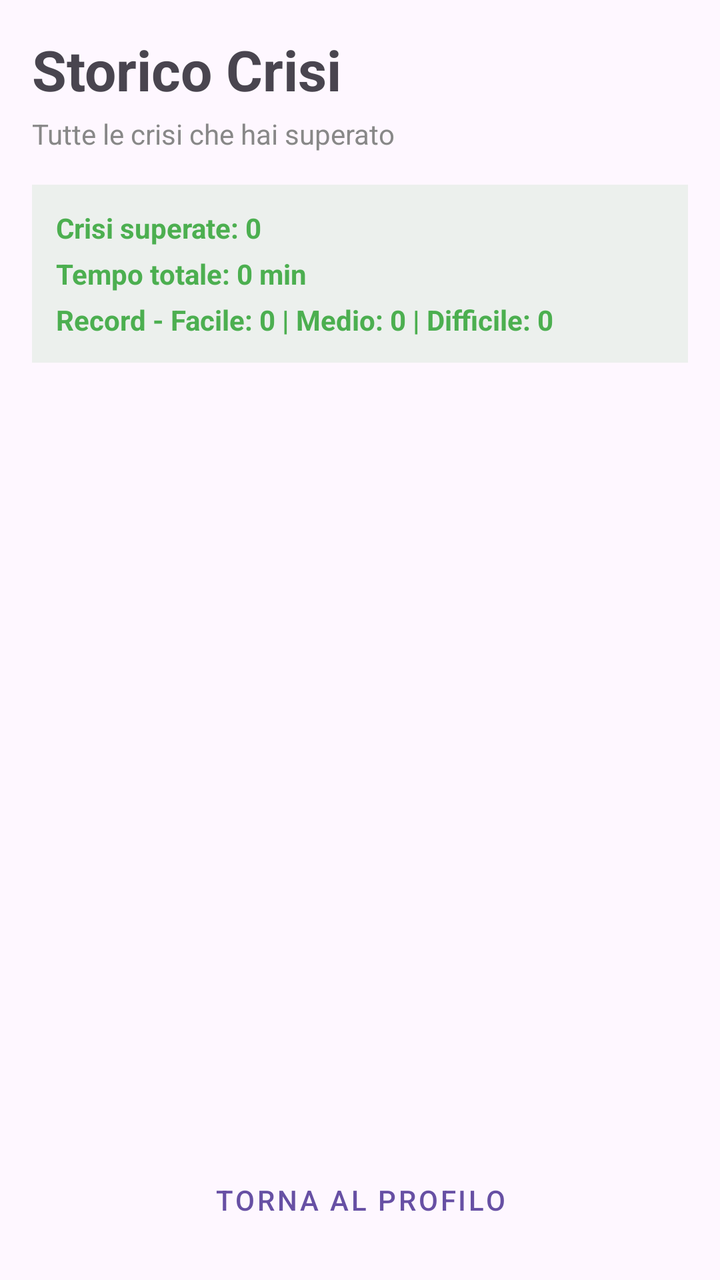
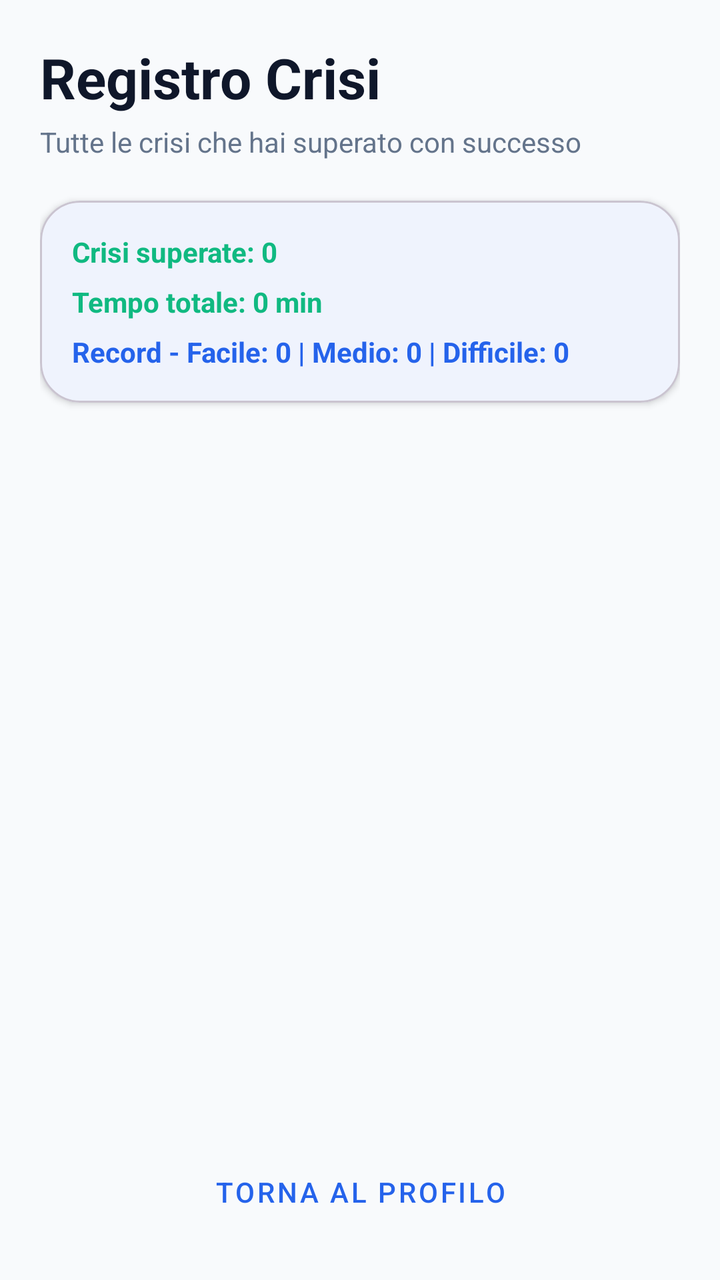

Compare the two renders of this Android layout. The source of the first and the diff that turns it into the second are given below.
<!-- AndroidManifest.xml: application theme Theme.SmokeShield -->
<!-- res/layout/fragment_history.xml -->
<?xml version="1.0" encoding="utf-8"?>
<layout xmlns:android="http://schemas.android.com/apk/res/android"
    xmlns:app="http://schemas.android.com/apk/res-auto">

    <androidx.constraintlayout.widget.ConstraintLayout
        android:layout_width="match_parent"
        android:layout_height="match_parent"
        android:padding="16dp">

        <TextView
            android:id="@+id/tv_history_title"
            android:layout_height="wrap_content"
            android:layout_width="wrap_content"
            android:text="Storico Crisi"
            android:textSize="28sp"
            android:textStyle="bold"
            app:layout_constraintStart_toStartOf="parent"
            app:layout_constraintTop_toTopOf="parent"/>

        <TextView
            android:id="@+id/tv_history_subtitle"
            android:layout_height="wrap_content"
            android:layout_marginTop="4dp"
            android:layout_width="wrap_content"
            android:text="Tutte le crisi che hai superato"
            android:textColor="#888888"
            app:layout_constraintStart_toStartOf="parent"
            app:layout_constraintTop_toBottomOf="@id/tv_history_title"/>

        
        <LinearLayout
            android:id="@+id/ll_stats"
            android:layout_width="match_parent"
            android:layout_height="wrap_content"
            android:orientation="vertical"
            android:layout_marginTop="16dp"
            android:background="#1A4CAF50"
            android:padding="12dp"
            app:layout_constraintTop_toBottomOf="@id/tv_history_subtitle">

            <TextView
                android:id="@+id/tv_stats_crises"
                android:layout_width="wrap_content"
                android:layout_height="wrap_content"
                android:text="Crisi superate: 0"
                android:textStyle="bold"
                android:textColor="#4CAF50"/>

            <TextView
                android:id="@+id/tv_stats_time"
                android:layout_width="wrap_content"
                android:layout_height="wrap_content"
                android:layout_marginTop="4dp"
                android:text="Tempo totale: 0 min"
                android:textStyle="bold"
                android:textColor="#4CAF50"/>

            <TextView
                android:id="@+id/tv_stats_record"
                android:layout_width="wrap_content"
                android:layout_height="wrap_content"
                android:layout_marginTop="4dp"
                android:text="Record - Facile: 0 | Medio: 0 | Difficile: 0"
                android:textStyle="bold"
                android:textColor="#4CAF50"/>
        </LinearLayout>

        
        <androidx.recyclerview.widget.RecyclerView
            android:id="@+id/rv_history"
            android:layout_width="match_parent"
            android:layout_height="0dp"
            android:layout_marginTop="16dp"
            android:layout_marginBottom="16dp"
            app:layout_constraintTop_toBottomOf="@id/ll_stats"
            app:layout_constraintBottom_toTopOf="@id/btn_back_profile" />

        <Button
            android:id="@+id/btn_back_profile"
            android:layout_height="wrap_content"
            android:layout_width="wrap_content"
            android:text="TORNA AL PROFILO"
            app:layout_constraintBottom_toBottomOf="parent"
            app:layout_constraintEnd_toEndOf="parent"
            app:layout_constraintStart_toStartOf="parent"
            style="@style/Widget.MaterialComponents.Button.TextButton"/>

    </androidx.constraintlayout.widget.ConstraintLayout>
</layout>
<!-- resources referenced by this layout -->
<resources>
  <style name="Theme.SmokeShield" parent="Base.Theme.SmokeShield" />
  <style name="Base.Theme.SmokeShield" parent="Theme.Material3.DayNight.NoActionBar">
          <item name="android:windowLayoutInDisplayCutoutMode" tools:targetApi="p">shortEdges</item>
          <item name="android:statusBarColor">?android:attr/colorBackground</item>
          <item name="android:navigationBarColor">?android:attr/colorBackground</item>
      </style>
</resources>

<!-- the commit's change to res/layout/fragment_history.xml (unified diff, before → after) -->
@@ -5,65 +5,74 @@
     <androidx.constraintlayout.widget.ConstraintLayout
         android:layout_width="match_parent"
         android:layout_height="match_parent"
-        android:padding="16dp">
+        android:background="?android:attr/colorBackground"
+        android:padding="20dp">
 
         <TextView
             android:id="@+id/tv_history_title"
+            android:layout_width="wrap_content"
             android:layout_height="wrap_content"
-            android:layout_width="wrap_content"
-            android:text="Storico Crisi"
+            android:text="Registro Crisi"
             android:textSize="28sp"
             android:textStyle="bold"
+            android:textColor="?android:attr/textColorPrimary"
             app:layout_constraintStart_toStartOf="parent"
             app:layout_constraintTop_toTopOf="parent"/>
 
         <TextView
             android:id="@+id/tv_history_subtitle"
+            android:layout_width="wrap_content"
             android:layout_height="wrap_content"
             android:layout_marginTop="4dp"
-            android:layout_width="wrap_content"
-            android:text="Tutte le crisi che hai superato"
-            android:textColor="#888888"
+            android:text="Tutte le crisi che hai superato con successo"
+            android:textColor="?android:attr/textColorSecondary"
             app:layout_constraintStart_toStartOf="parent"
             app:layout_constraintTop_toBottomOf="@id/tv_history_title"/>
 
         
-        <LinearLayout
+        <com.google.android.material.card.MaterialCardView
             android:id="@+id/ll_stats"
             android:layout_width="match_parent"
             android:layout_height="wrap_content"
-            android:orientation="vertical"
-            android:layout_marginTop="16dp"
-            android:background="#1A4CAF50"
-            android:padding="12dp"
+            android:layout_marginTop="20dp"
+            app:cardCornerRadius="20dp"
+            app:cardElevation="2dp"
+            app:cardBackgroundColor="?attr/colorSurface"
             app:layout_constraintTop_toBottomOf="@id/tv_history_subtitle">
 
-            <TextView
-                android:id="@+id/tv_stats_crises"
-                android:layout_width="wrap_content"
+            <LinearLayout
+                android:layout_width="match_parent"
                 android:layout_height="wrap_content"
-                android:text="Crisi superate: 0"
-                android:textStyle="bold"
-                android:textColor="#4CAF50"/>
+                android:orientation="vertical"
+                android:padding="16dp">
 
-            <TextView
-                android:id="@+id/tv_stats_time"
-                android:layout_width="wrap_content"
-                android:layout_height="wrap_content"
-                android:layout_marginTop="4dp"
-                android:text="Tempo totale: 0 min"
-                android:textStyle="bold"
-                android:textColor="#4CAF50"/>
+                <TextView
+                    android:id="@+id/tv_stats_crises"
+                    android:layout_width="wrap_content"
+                    android:layout_height="wrap_content"
+                    android:text="Crisi superate: 0"
+                    android:textStyle="bold"
+                    android:textColor="@color/colorHealth"/>
 
-            <TextView
-                android:id="@+id/tv_stats_record"
-                android:layout_width="wrap_content"
-                android:layout_height="wrap_content"
-                android:layout_marginTop="4dp"
-                android:text="Record - Facile: 0 | Medio: 0 | Difficile: 0"
-                android:textStyle="bold"
-                android:textColor="#4CAF50"/>
-        </LinearLayout>
+                <TextView
+                    android:id="@+id/tv_stats_time"
+                    android:layout_width="wrap_content"
+                    android:layout_height="wrap_content"
+                    android:layout_marginTop="6dp"
+                    android:text="Tempo totale: 0 min"
+                    android:textStyle="bold"
+                    android:textColor="@color/colorHealth"/>
+
+                <TextView
+                    android:id="@+id/tv_stats_record"
+                    android:layout_width="wrap_content"
+                    android:layout_height="wrap_content"
+                    android:layout_marginTop="6dp"
+                    android:text="Record - Facile: 0 | Medio: 0 | Difficile: 0"
+                    android:textStyle="bold"
+                    android:textColor="?attr/colorPrimary"/>
+            </LinearLayout>
+        </com.google.android.material.card.MaterialCardView>
 
         
         <androidx.recyclerview.widget.RecyclerView
@@ -77,13 +86,13 @@
 
         <Button
             android:id="@+id/btn_back_profile"
+            style="@style/Widget.MaterialComponents.Button.TextButton"
+            android:layout_width="wrap_content"
             android:layout_height="wrap_content"
-            android:layout_width="wrap_content"
             android:text="TORNA AL PROFILO"
             app:layout_constraintBottom_toBottomOf="parent"
             app:layout_constraintEnd_toEndOf="parent"
-            app:layout_constraintStart_toStartOf="parent"
-            style="@style/Widget.MaterialComponents.Button.TextButton"/>
+            app:layout_constraintStart_toStartOf="parent"/>
 
     </androidx.constraintlayout.widget.ConstraintLayout>
 </layout>
<!-- resource entries referenced after the edit -->
@@ -1,10 +1,52 @@
 <!-- resources referenced by this layout -->
 <resources>
+  <color name="colorHealth">#10B981</color>
   <style name="Theme.SmokeShield" parent="Base.Theme.SmokeShield" />
   <style name="Base.Theme.SmokeShield" parent="Theme.Material3.DayNight.NoActionBar">
+          
+          <item name="colorPrimary">@color/primaryColor</item>
+          <item name="colorOnPrimary">@color/white</item>
+          <item name="colorSecondary">@color/secondaryColor</item>
+          <item name="colorOnSecondary">@color/white</item>
+  
+          
           <item name="android:windowLayoutInDisplayCutoutMode" tools:targetApi="p">shortEdges</item>
-          <item name="android:statusBarColor">?android:attr/colorBackground</item>
-          <item name="android:navigationBarColor">?android:attr/colorBackground</item>
+          <item name="android:statusBarColor">@color/backgroundColor</item>
+          <item name="android:navigationBarColor">@color/backgroundColor</item>
+  
+          
+          <item name="android:colorBackground">@color/backgroundColor</item>
+          <item name="colorSurface">@color/surfaceColor</item>
+          <item name="colorError">@color/colorSos</item>
+  
+          
+          <item name="android:textColorPrimary">@color/textColor</item>
+          <item name="android:textColorSecondary">@color/textColorLight</item>
+  
+          
+          <item name="shapeAppearanceSmallComponent">@style/ShapeAppearance.SmokeShield.Small</item>
+          <item name="shapeAppearanceMediumComponent">@style/ShapeAppearance.SmokeShield.Medium</item>
+          <item name="shapeAppearanceLargeComponent">@style/ShapeAppearance.SmokeShield.Large</item>
+      </style>
+  <color name="primaryColor">#2563EB</color>
+  <color name="white">#FFFFFFFF</color>
+  <color name="secondaryColor">#F59E0B</color>
+  <color name="backgroundColor">#F8FAFC</color>
+  <color name="surfaceColor">#FFFFFF</color>
+  <color name="colorSos">#EF4444</color>
+  <color name="textColor">#0F172A</color>
+  <color name="textColorLight">#64748B</color>
+  <style name="ShapeAppearance.SmokeShield.Small" parent="ShapeAppearance.MaterialComponents.SmallComponent">
+          <item name="cornerFamily">rounded</item>
+          <item name="cornerSize">12dp</item>
+      </style>
+  <style name="ShapeAppearance.SmokeShield.Medium" parent="ShapeAppearance.MaterialComponents.MediumComponent">
+          <item name="cornerFamily">rounded</item>
+          <item name="cornerSize">20dp</item>
+      </style>
+  <style name="ShapeAppearance.SmokeShield.Large" parent="ShapeAppearance.MaterialComponents.LargeComponent">
+          <item name="cornerFamily">rounded</item>
+          <item name="cornerSize">28dp</item>
       </style>
 </resources>
 
